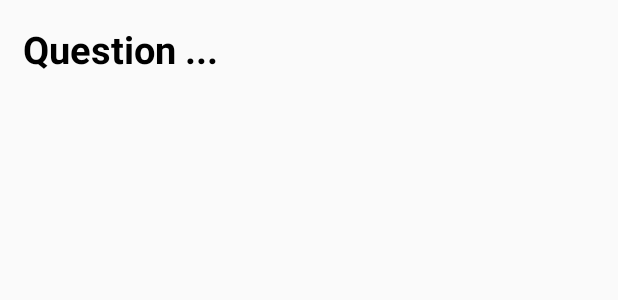
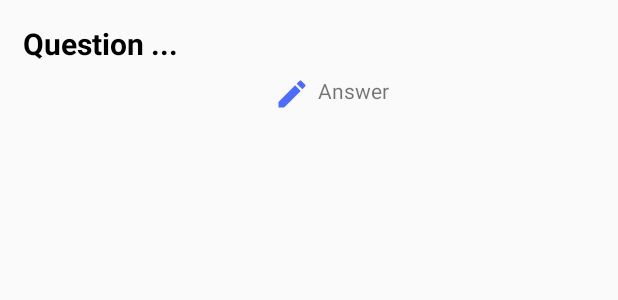
Before and after one commit to ETS-Android3/NQuire, an Android app: the layout fragment_all_answers.xml on its own in the app's theme, with its tools: preview values and no code run, on a phone screen of 412 x 824 dp. Shown: the top 300 px of the screen. Run offline under Robolectric (Android 15) with nearby library versions, the phone set to English and light mode, and no system bars.

Commit message:
Added All Answers Fragment

```diff
--- a/app/src/main/java/com/adityagunjal/sdl_project/ui/login_sinup/LoginFragment.java
+++ b/app/src/main/java/com/adityagunjal/sdl_project/ui/login_sinup/LoginFragment.java
@@ -106,6 +106,7 @@ public class LoginFragment extends Fragment implements Button.OnClickListener{
                                                 }else{
                                                     Log.i("Login","Invalid Password");
                                                     Toast.makeText(getActivity(), "Wrong Password", Toast.LENGTH_SHORT).show();
+                                                    progressBar.setVisibility(View.GONE);
                                                 }
                                             }
                                         });
@@ -113,12 +114,13 @@ public class LoginFragment extends Fragment implements Button.OnClickListener{
                             catch (Exception e){
                                 Log.i("Login","Invalid Username");
                                 Toast.makeText(getActivity(), "Invalid Username", Toast.LENGTH_SHORT).show();
+                                progressBar.setVisibility(View.GONE);
                             }
                         }
 
                         @Override
                         public void onCancelled(@NonNull DatabaseError databaseError) {
-
+                            progressBar.setVisibility(View.GONE);
                         }
                     });
         }
--- a/app/src/main/res/layout/answer_card_2.xml
+++ b/app/src/main/res/layout/answer_card_2.xml
@@ -41,7 +41,8 @@
                             android:layout_height="match_parent"
                             android:text="Aditya Gunjal"
                             android:textColor="@color/black"
-                            android:textSize="17sp" />
+                            android:textSize="16sp"
+                            android:textStyle="bold"/>
 
                         <TextView
                             android:id="@+id/all_answer_update_info"
--- a/app/src/main/res/layout/fragment_all_answers.xml
+++ b/app/src/main/res/layout/fragment_all_answers.xml
@@ -17,12 +17,47 @@
                 android:layout_height="wrap_content"
                 android:id="@+id/all_answers_question"
                 android:text="Question ..."
-                android:textSize="25dp"
+                android:textSize="20dp"
                 android:textColor="@color/black"
                 android:textStyle="bold"
                 android:layout_marginLeft="15dp"
                 android:layout_marginTop="15dp"
                 android:layout_marginRight="15dp"/>
+
+            <LinearLayout
+                android:layout_marginTop="8dp"
+                android:layout_width="match_parent"
+                android:layout_height="wrap_content"
+                android:orientation="horizontal" >
+
+                <TextView
+                    android:layout_marginLeft="15dp"
+                    android:layout_marginRight="15dp"
+                    android:layout_width="wrap_content"
+                    android:layout_height="wrap_content"
+                    android:textSize="13sp"
+                    android:id="@+id/asked_by"
+                    android:textColor="@color/dark_grey"
+                    android:layout_weight="0.5"/>
+
+                <ImageView
+                    android:layout_gravity="center_horizontal"
+                    android:id="@+id/answer_question_symbol"
+                    android:layout_width="wrap_content"
+                    android:layout_height="wrap_content"
+                    android:src="@drawable/ic_answer_question_icon"
+                    android:clickable="true" />
+
+                <TextView
+                    android:id="@+id/answer_question_text"
+                    android:layout_marginLeft="5dp"
+                    android:layout_width="wrap_content"
+                    android:layout_height="wrap_content"
+                    android:text="Answer"
+                    android:layout_weight="0.5"/>
+
+            </LinearLayout>
+
 
             <androidx.recyclerview.widget.RecyclerView
                 android:layout_marginTop="15dp"
```
Also changed, not shown: app/src/main/java/com/adityagunjal/sdl_project/ShowAnswerActivity.java (+18 -1 lines), app/src/main/java/com/adityagunjal/sdl_project/adapters/AdapterAnswer.java (+6 -3 lines), app/src/main/java/com/adityagunjal/sdl_project/ui/all_answers/AllAnswersFragment.java (+73 -8 lines), app/src/main/java/com/adityagunjal/sdl_project/ui/home/HomeFragment.java (+11 -1 lines).
